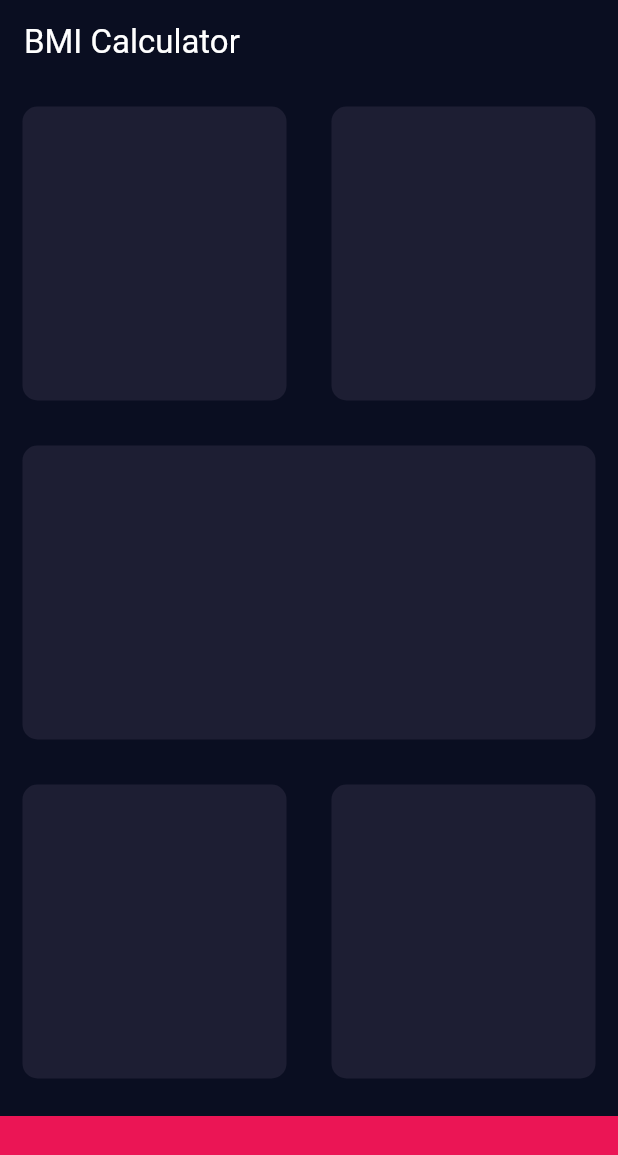
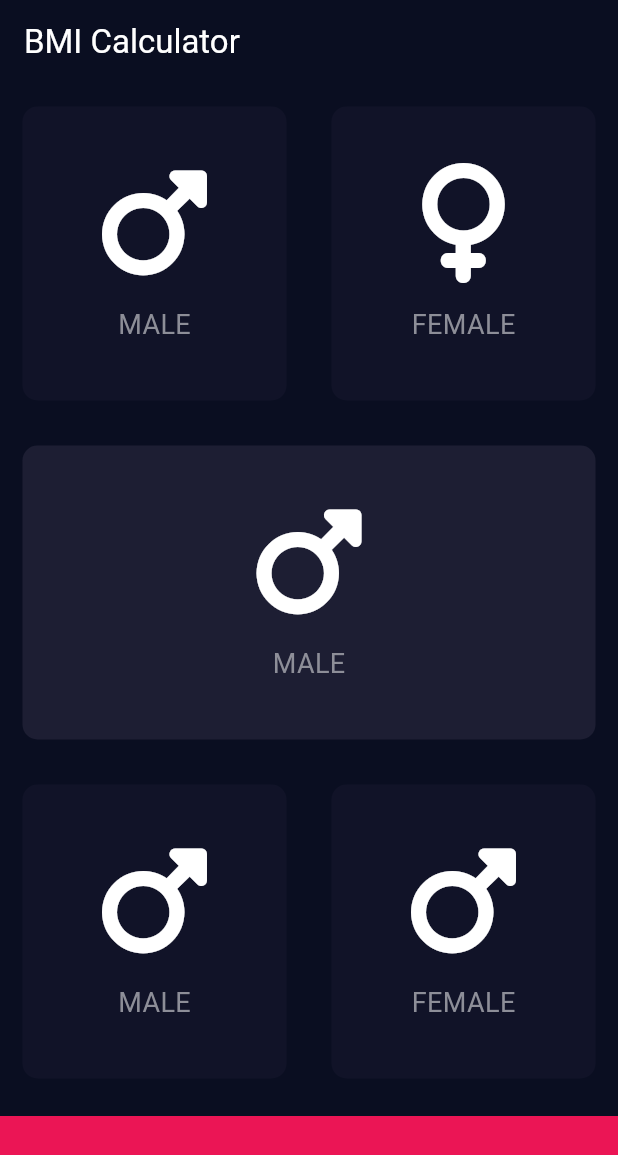
Before and after one commit to sakthi811/flutter-bmi-calculator, a Flutter app: the screen it shows after launch, on a phone screen of 412 x 824 dp. Shown: the top 1155 px of the screen. Run offline on Flutter 3.47's test engine with Material 3 defaults, Android fonts, the phone set to English and light mode, and no system bars; our stand-ins replace font_awesome_flutter.

Commit message:
Added Custom widgets

```diff
--- /dev/null
+++ b/lib/bmi_card.dart
@@ -0,0 +1,20 @@
+import 'package:flutter/material.dart';
+
+class BMICard extends StatelessWidget {
+  BMICard({required this.colour, required this.cardChild});
+
+  final Color colour;
+  final Widget cardChild;
+
+  @override
+  Widget build(BuildContext context) {
+    return Container(
+      margin: const EdgeInsets.all(15.0),
+      decoration: BoxDecoration(
+        color: colour,
+        borderRadius: BorderRadius.circular(10.0),
+      ),
+      child: cardChild,
+    );
+  }
+}
--- /dev/null
+++ b/lib/bmi_card_content.dart
@@ -0,0 +1,34 @@
+import 'package:flutter/material.dart';
+
+const bmiCardContentColor = Color(0xff8d8e98);
+const TextStyle textStyle =
+    TextStyle(fontSize: 18.0, color: bmiCardContentColor);
+
+class BMICardContent extends StatelessWidget {
+  BMICardContent({required this.iconData, required this.iconLabel});
+
+  final IconData iconData;
+  final String iconLabel;
+
+  @override
+  Widget build(BuildContext context) {
+    return Center(
+      child: Column(
+        mainAxisAlignment: MainAxisAlignment.center,
+        children: <Widget>[
+          Icon(
+            iconData,
+            size: 80.0,
+          ),
+          const SizedBox(
+            height: 15.0,
+          ),
+          Text(
+            iconLabel,
+            style: textStyle,
+          )
+        ],
+      ),
+    );
+  }
+}
--- /dev/null
+++ b/lib/bmi_row_widget.dart
@@ -0,0 +1,48 @@
+import 'package:flutter/cupertino.dart';
+import 'package:flutter/material.dart';
+import 'bmi_card.dart';
+
+class BMIRowWidget extends StatelessWidget {
+  BMIRowWidget(
+      {required this.maleCardColour,
+      required this.femaleCardColour,
+      required this.maleCardWidget,
+      required this.femaleCardWidget,
+      required this.onMaleCardPressed,
+      required this.onFemaleCardPressed});
+
+  final Color maleCardColour;
+  final Color femaleCardColour;
+  final Widget maleCardWidget;
+  final Widget femaleCardWidget;
+  final VoidCallback onMaleCardPressed;
+  final VoidCallback onFemaleCardPressed;
+
+  @override
+  Widget build(BuildContext context) {
+    return Expanded(
+      child: Row(
+        children: <Widget>[
+          Expanded(
+            child: GestureDetector(
+              onTap: onMaleCardPressed,
+              child: BMICard(
+                colour: maleCardColour,
+                cardChild: maleCardWidget,
+              ),
+            ),
+          ),
+          Expanded(
+            child: GestureDetector(
+              onTap: onFemaleCardPressed,
+              child: BMICard(
+                colour: femaleCardColour,
+                cardChild: femaleCardWidget,
+              ),
+            ),
+          ),
+        ],
+      ),
+    );
+  }
+}
--- a/lib/input_page.dart
+++ b/lib/input_page.dart
@@ -1,9 +1,17 @@
 import 'package:flutter/cupertino.dart';
 import 'package:flutter/material.dart';
+import 'package:font_awesome_flutter/font_awesome_flutter.dart';
+
+import 'bmi_card.dart';
+import 'bmi_card_content.dart';
+import 'bmi_row_widget.dart';
 
 const bottomContainerHeight = 80.0;
-const bmiCardColor = Color(0xff1d1e33);
-const bmiButtonColour = Color(0xffeb1555);
+const activeCardColor = Color(0xff1d1e33);
+const inactiveCardColor = Color(0xff111328);
+const bmiButtonColor = Color(0xffeb1555);
+
+enum Gender { male, female }
 
 class InputPage extends StatefulWidget {
   const InputPage({super.key});
@@ -13,6 +21,9 @@ class InputPage extends StatefulWidget {
 }
 
 class _InputPageState extends State<InputPage> {
+  Color maleCardColor = inactiveCardColor;
+  Color femaleCardColor = inactiveCardColor;
+
   @override
   Widget build(BuildContext context) {
     return Scaffold(
@@ -21,50 +32,77 @@ class _InputPageState extends State<InputPage> {
         ),
         body: Column(
           children: <Widget>[
-            BMIRowWidget(),
-            Expanded(child: BMICard(colour: bmiCardColor)),
-            BMIRowWidget(),
+            BMIRowWidget(
+              maleCardColour: maleCardColor,
+              femaleCardColour: femaleCardColor,
+              maleCardWidget: BMICardContent(
+                iconData: FontAwesomeIcons.mars,
+                iconLabel: 'MALE',
+              ),
+              femaleCardWidget: BMICardContent(
+                iconData: FontAwesomeIcons.venus,
+                iconLabel: 'FEMALE',
+              ),
+              onMaleCardPressed: () {
+                setState(() {
+                  updateColour(Gender.male);
+                });
+              },
+              onFemaleCardPressed: () {
+                setState(() {
+                  updateColour(Gender.female);
+                });
+              },
+            ),
+            Expanded(
+                child: GestureDetector(
+              onTap: () {
+                print('Center widget was pressed');
+              },
+              child: BMICard(
+                colour: activeCardColor,
+                cardChild: BMICardContent(
+                  iconData: FontAwesomeIcons.mars,
+                  iconLabel: 'MALE',
+                ),
+              ),
+            )),
+            BMIRowWidget(
+              maleCardColour: inactiveCardColor,
+              femaleCardColour: inactiveCardColor,
+              maleCardWidget: BMICardContent(
+                iconData: FontAwesomeIcons.mars,
+                iconLabel: 'MALE',
+              ),
+              femaleCardWidget: BMICardContent(
+                iconData: FontAwesomeIcons.mars,
+                iconLabel: 'FEMALE',
+              ),
+              onMaleCardPressed: () {},
+              onFemaleCardPressed: () {},
+            ),
             Container(
-                color: bmiButtonColour,
+                color: bmiButtonColor,
                 margin: const EdgeInsets.only(top: 10.0),
                 width: double.infinity,
                 height: bottomContainerHeight)
           ],
         ));
   }
-}
 
-class BMIRowWidget extends StatelessWidget {
-  @override
-  Widget build(BuildContext context) {
-    return Expanded(
-      child: Row(
-        children: <Widget>[
-          Expanded(
-            child: BMICard(colour: bmiCardColor),
-          ),
-          Expanded(
-            child: BMICard(colour: bmiCardColor),
-          ),
-        ],
-      ),
-    );
+  void updateColour(Gender gender) {
+    if (gender == Gender.male) {
+      if (maleCardColor == inactiveCardColor) {
+        maleCardColor = activeCardColor;
+      } else {
+        maleCardColor == inactiveCardColor;
+      }
+    } else if (gender == Gender.female) {
+      if (femaleCardColor == inactiveCardColor) {
+        femaleCardColor = activeCardColor;
+      } else {
+        femaleCardColor == inactiveCardColor;
+      }
+    }
   }
 }
-
-class BMICard extends StatelessWidget {
-  BMICard({required this.colour});
-
-  Color colour;
-
-  @override
-  Widget build(BuildContext context) {
-    return Container(
-      margin: const EdgeInsets.all(15.0),
-      decoration: BoxDecoration(
-        color: colour,
-        borderRadius: BorderRadius.circular(10.0),
-      ),
-    );
-  }
-}
--- a/pubspec.yaml
+++ b/pubspec.yaml
@@ -35,6 +35,7 @@ dependencies:
   # The following adds the Cupertino Icons font to your application.
   # Use with the CupertinoIcons class for iOS style icons.
   cupertino_icons: ^1.0.6
+  font_awesome_flutter: ^10.0.0
 
 dev_dependencies:
   flutter_test:
```
